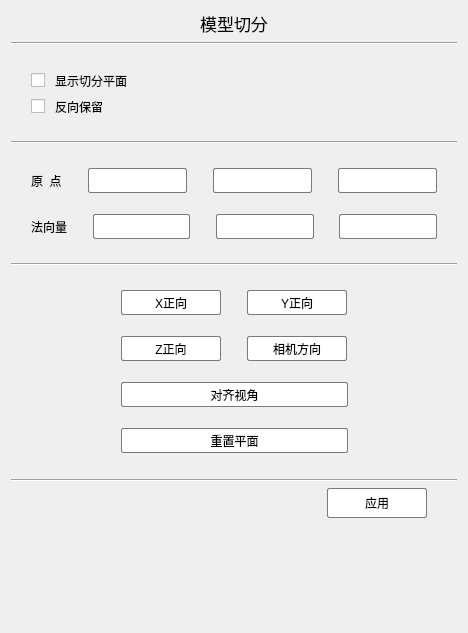
First picture: the form in src/FormModelClip.ui, repository Aiopr-bits/MAVES, before the edit.
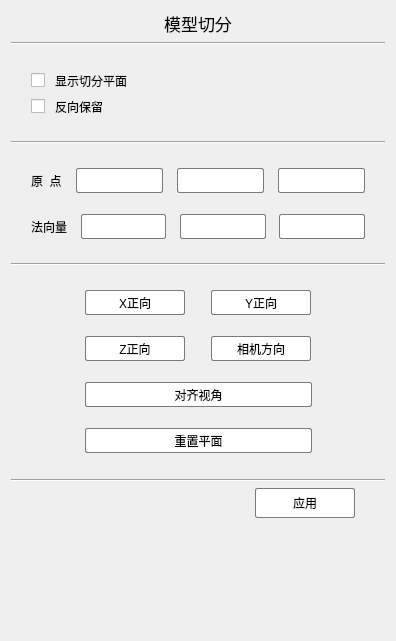
Second picture: the form after the edit.

Patch:
```diff
--- a/src/FormModelClip.ui
+++ b/src/FormModelClip.ui
@@ -6,8 +6,8 @@
    <rect>
     <x>0</x>
     <y>0</y>
-    <width>468</width>
-    <height>633</height>
+    <width>396</width>
+    <height>641</height>
    </rect>
   </property>
   <property name="windowTitle">
```
